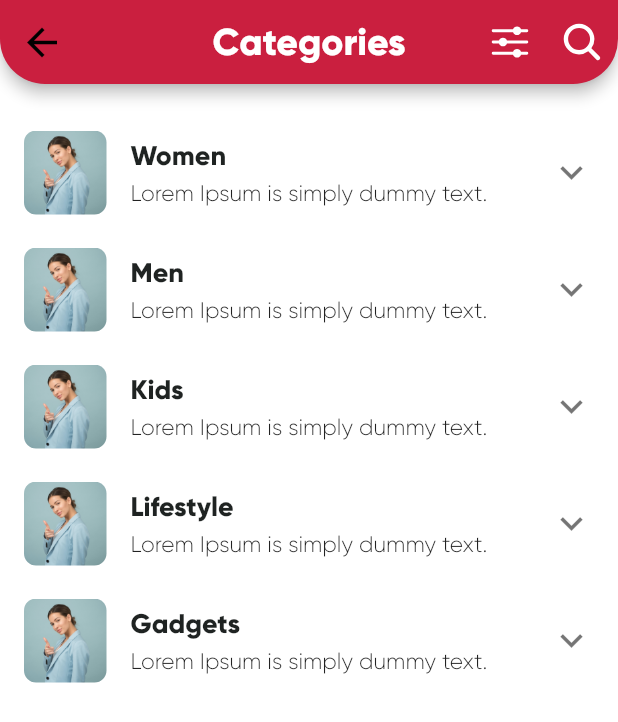
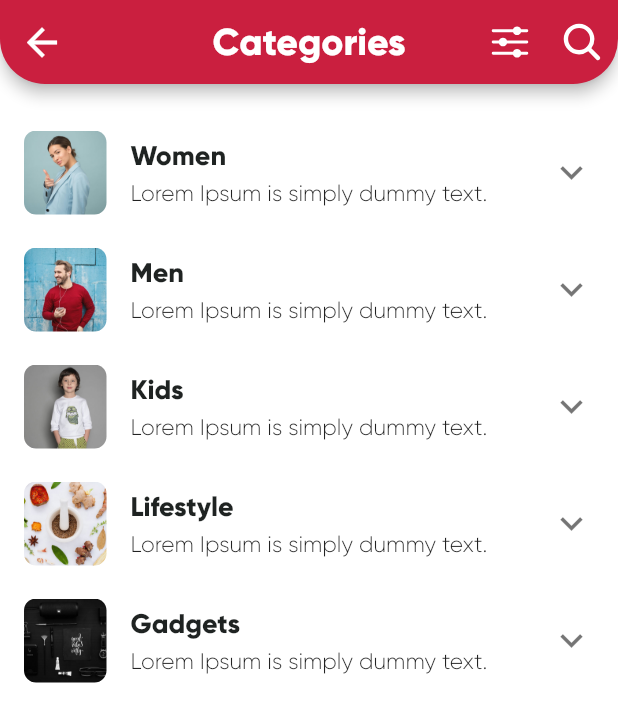
Before and after one commit to Zaouat/Ecommerce, a Flutter app: the DrawerWidget widget shown alone on an empty page, opened directly, after a tap on an icon or button, on a phone screen of 412 x 824 dp. Shown: the top 722 px of the screen. Run offline on Flutter 3.47's test engine with Material 2 defaults, Android fonts, the phone set to English and light mode, and no system bars; our stand-ins replace badges, device_preview, flutter_icons, flutter_inner_drawer, flutter_swiper, intro_slider and 5 more; missing offline and left inert: flutter_material_color_picker, material_dialog, responsive_widgets, simple_search_bar.

Commit message:
some changes of Categories.dart page

```diff
--- a/lib/helpers/declarations.dart
+++ b/lib/helpers/declarations.dart
@@ -14,6 +14,6 @@ void toggle() {
 }
 
 BorderRadiusGeometry radius = BorderRadius.only(
-  topLeft: Radius.circular(40.0),
-  topRight: Radius.circular(40.0),
+  topLeft: Radius.circular(20.0),
+  topRight: Radius.circular(20.0),
 );
--- a/lib/pages/Categories.dart
+++ b/lib/pages/Categories.dart
@@ -18,13 +18,13 @@ class PageCategories extends StatelessWidget {
           //Category
           CatItem(image: 'assets/images/women.jpg',title: "Women",description:'Lorem Ipsum is simply dummy text.'),
           SizedBox(height: 20),
-          CatItem(image: 'assets/images/women.jpg',title: "Men",description:'Lorem Ipsum is simply dummy text.'),
+          CatItem(image: 'assets/images/men.jpg',title: "Men",description:'Lorem Ipsum is simply dummy text.'),
           SizedBox(height: 20),
-          CatItem(image: 'assets/images/women.jpg',title: "Kids",description:'Lorem Ipsum is simply dummy text.'),
+          CatItem(image: 'assets/images/kids.jpg',title: "Kids",description:'Lorem Ipsum is simply dummy text.'),
           SizedBox(height: 20),
-          CatItem(image: 'assets/images/women.jpg',title: "Lifestyle",description:'Lorem Ipsum is simply dummy text.'),
+          CatItem(image: 'assets/images/lifestyle.jpg',title: "Lifestyle",description:'Lorem Ipsum is simply dummy text.'),
           SizedBox(height: 20),
-          CatItem(image: 'assets/images/women.jpg',title: "Gadgets",description:'Lorem Ipsum is simply dummy text.'),
+          CatItem(image: 'assets/images/gadget.jpg',title: "Gadgets",description:'Lorem Ipsum is simply dummy text.'),
         ],
       ),
     );
--- a/lib/pages/PageTemplate.dart
+++ b/lib/pages/PageTemplate.dart
@@ -36,7 +36,7 @@ class PageTemplate extends StatelessWidget {
                 elevation: 4,
                 shape: RoundedRectangleBorder(
                   borderRadius: BorderRadius.vertical(
-                    bottom: Radius.circular(30),
+                    bottom: Radius.circular(20),
                   ),
                 ),
               ),
--- a/lib/responsive/views_home/home_view_mobile.dart
+++ b/lib/responsive/views_home/home_view_mobile.dart
@@ -52,7 +52,7 @@ class _MyHomePageState extends State<HomeMobilePortrait> {
           onTapClose: true, // Will be removed in 0.6.0 version
           scale: IDOffset.horizontal(0.8),
           proportionalChildArea: true, // default true
-          borderRadius: 30, // default 0
+          borderRadius: 20, // default 0
           leftAnimationType: InnerDrawerAnimation.static, // default static
           backgroundDecoration: BoxDecoration(
             color: Color(0xffCA1F3F),
@@ -72,7 +72,7 @@ class _MyHomePageState extends State<HomeMobilePortrait> {
             backgroundColor: Colors.transparent,
             body: SlidingSheet(
               elevation: 0,
-              cornerRadius: 28,
+              cornerRadius: 20,
               snapSpec: SnapSpec(
                 snap: true,
                 snappings: [slidingSheet, heightSheet, double.infinity],
--- a/lib/widgets/Drawer_widget.dart
+++ b/lib/widgets/Drawer_widget.dart
@@ -91,6 +91,14 @@ class DrawerWidget extends StatelessWidget {
                                   bottom: Radius.circular(30),
                                 ),
                               ),
+                              leading: IconButton(
+                                tooltip: 'Back',
+                                icon: Icon(Icons.arrow_back),
+                                color: Colors.white,
+                                onPressed: () {
+                                  Navigator.pop(context);
+                                },
+                              ),
                               actions: <Widget>[
                                 IconButton(
                                     tooltip: 'Sort',
```
Also changed, not shown: lib/pages/Post.dart (+5 -5 lines), assets/images/gadget.jpg (added), assets/images/kids.jpg (added), assets/images/lifestyle.jpg (added), assets/images/women.jpg.
